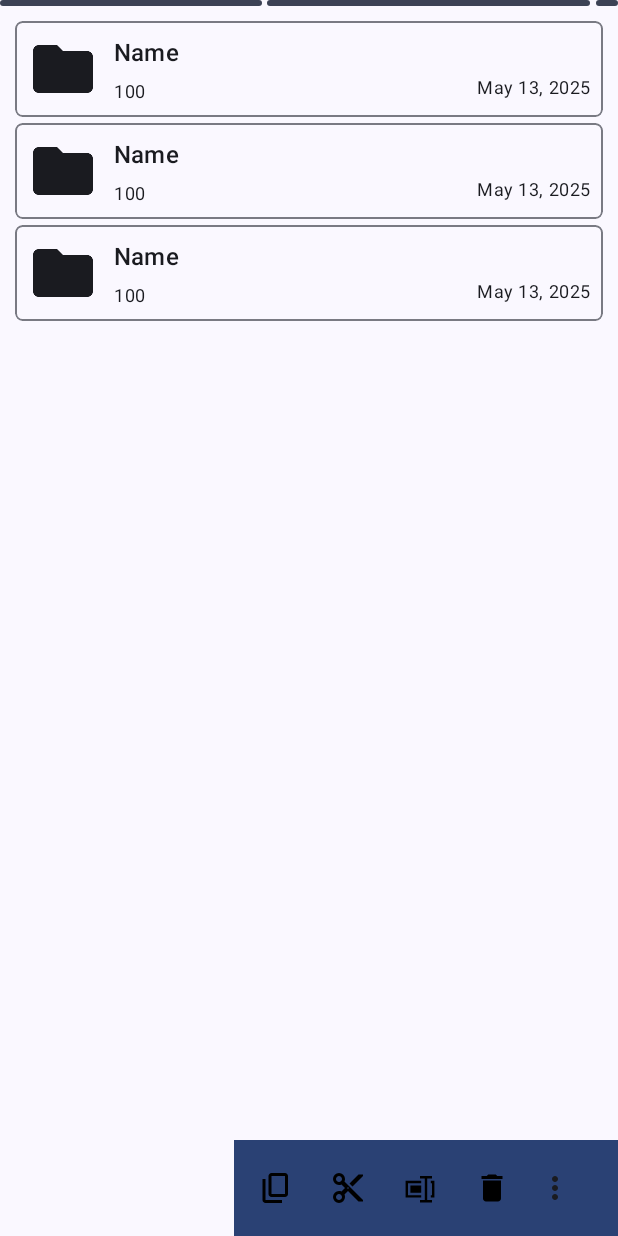
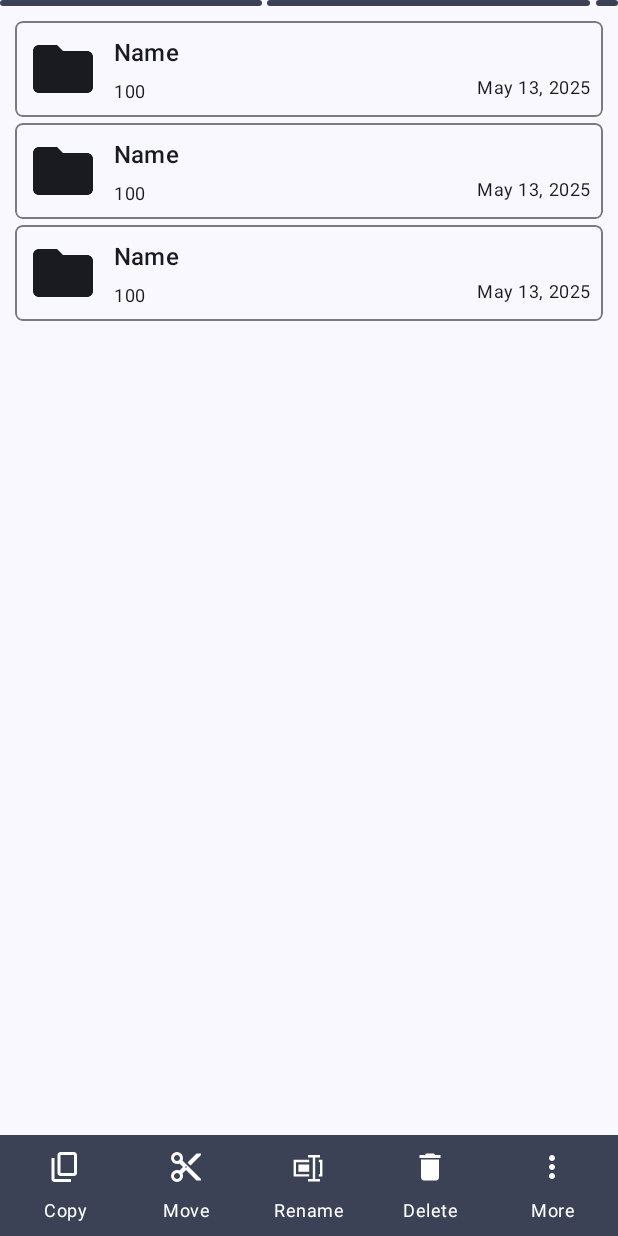
Before and after one commit to abusaeed-shuvo/material-file-manager, an Android app: the layout fragment_file_list.xml on its own in the app's theme, with its tools: preview values and no code run, on a phone screen of 412 x 824 dp. Run offline under Robolectric (Android 15) with nearby library versions, the phone set to English and light mode, and no system bars.

```diff
--- a/app/build.gradle.kts
+++ b/app/build.gradle.kts
@@ -63,7 +63,8 @@ dependencies {
 	testImplementation(libs.junit)
 	androidTestImplementation(libs.androidx.junit)
 	androidTestImplementation(libs.androidx.espresso.core)
-
+	implementation(libs.shizuku.api)
+	implementation(libs.shizuku.provider)
 	implementation(libs.glide)
 
 }
--- a/app/src/main/java/com/example/materialfilemanager/MyApp.kt
+++ b/app/src/main/java/com/example/materialfilemanager/MyApp.kt
@@ -9,6 +9,7 @@ import java.io.File
 import java.time.Instant
 import java.time.ZoneId
 import java.time.format.DateTimeFormatter
+
 
 class MyApp : Application() {
 	override fun onCreate() {
--- a/app/src/main/res/drawable/ic_launcher_background.xml
+++ b/app/src/main/res/drawable/ic_launcher_background.xml
@@ -5,7 +5,7 @@
     android:viewportHeight="108"
     android:viewportWidth="108"
     xmlns:android="http://schemas.android.com/apk/res/android">
-    <path android:fillColor="?attr/colorPrimary"
+    <path android:fillColor="?attr/colorControlNormal"
           android:pathData="M0,0h108v108h-108z"/>
 
 </vector>
--- /dev/null
+++ b/app/src/main/res/drawable/ic_more_vert.xml
@@ -0,0 +1,5 @@
+<vector xmlns:android="http://schemas.android.com/apk/res/android" android:autoMirrored="true" android:height="24dp" android:tint="#000000" android:viewportHeight="960" android:viewportWidth="960" android:width="24dp">
+
+    <path android:fillColor="@android:color/white" android:pathData="M480,800Q447,800 423.5,776.5Q400,753 400,720Q400,687 423.5,663.5Q447,640 480,640Q513,640 536.5,663.5Q560,687 560,720Q560,753 536.5,776.5Q513,800 480,800ZM480,560Q447,560 423.5,536.5Q400,513 400,480Q400,447 423.5,423.5Q447,400 480,400Q513,400 536.5,423.5Q560,447 560,480Q560,513 536.5,536.5Q513,560 480,560ZM480,320Q447,320 423.5,296.5Q400,273 400,240Q400,207 423.5,183.5Q447,160 480,160Q513,160 536.5,183.5Q560,207 560,240Q560,273 536.5,296.5Q513,320 480,320Z"/>
+
+</vector>
--- a/app/src/main/res/layout/activity_main.xml
+++ b/app/src/main/res/layout/activity_main.xml
@@ -19,8 +19,9 @@
 			android:id = "@+id/top_app_bar"
 			android:layout_width = "match_parent"
 			android:layout_height = "wrap_content"
+			android:fitsSystemWindows = "true"
+
 			android:background = "?attr/colorPrimary"
-			android:fitsSystemWindows = "true"
 			app:liftOnScroll = "true"
 			app:liftOnScrollTargetViewId = "@id/fragmentContainerView">
 
@@ -31,7 +32,6 @@
 				android:layout_height = "?attr/actionBarSize"
 				android:elevation = "10dp"
 				android:fitsSystemWindows = "true"
-
 				app:title = "Files Manager"
 				app:titleCentered = "true"
 				app:titleTextColor = "?attr/colorOnPrimarySurface" />
--- a/app/src/main/res/layout/fragment_file_list.xml
+++ b/app/src/main/res/layout/fragment_file_list.xml
@@ -1,5 +1,5 @@
 <?xml version="1.0" encoding="utf-8"?>
-<androidx.coordinatorlayout.widget.CoordinatorLayout xmlns:android = "http://schemas.android.com/apk/res/android"
+<androidx.constraintlayout.widget.ConstraintLayout xmlns:android = "http://schemas.android.com/apk/res/android"
 	xmlns:app = "http://schemas.android.com/apk/res-auto"
 	xmlns:tools = "http://schemas.android.com/tools"
 	android:layout_width = "match_parent"
@@ -8,20 +8,18 @@
 
 	tools:context = ".view.ui.filelist.FileListFragment">
 
-	<LinearLayout
-		android:id = "@+id/rcv_container"
-		android:layout_width = "match_parent"
-		android:layout_height = "match_parent"
-		android:orientation = "vertical">
 
 	<com.google.android.material.progressindicator.LinearProgressIndicator
 		android:id = "@+id/loading_indicator"
-			android:layout_width = "wrap_content"
+		android:layout_width = "match_parent"
 		android:layout_height = "wrap_content"
 		android:layout_gravity = "center"
 		android:indeterminate = "true"
 		android:visibility = "visible"
 		app:indicatorColor = "?attr/colorSecondary"
+		app:layout_constraintEnd_toEndOf = "parent"
+		app:layout_constraintStart_toStartOf = "parent"
+		app:layout_constraintTop_toTopOf = "parent"
 		app:trackColor = "?attr/colorSecondary"
 		app:trackThickness = "4dp" />
 
@@ -30,28 +28,110 @@
 		android:id = "@+id/recyclerview_view_files"
 		android:layout_width = "match_parent"
 		android:layout_height = "0dp"
-			android:layout_weight = "1"
-			android:clipToPadding = "false"
+
 		android:padding = "8dp"
-
 		android:scrollbars = "vertical"
 		app:layoutManager = "androidx.recyclerview.widget.LinearLayoutManager"
+		app:layout_constraintBottom_toTopOf = "@id/bottom_app_bar"
+		app:layout_constraintEnd_toEndOf = "parent"
+		app:layout_constraintStart_toStartOf = "parent"
+		app:layout_constraintTop_toBottomOf = "@id/loading_indicator"
 		tools:listitem = "@layout/item_file" />
+
+	<LinearLayout
+		android:id = "@+id/bottom_app_bar"
+		android:layout_width = "match_parent"
+		android:layout_height = "wrap_content"
+		android:background = "?attr/colorSecondary"
+		android:gravity = "center"
+		android:orientation = "horizontal"
+		android:padding = "3dp"
+		android:visibility = "visible"
+		app:layout_constraintBottom_toBottomOf = "parent"
+		app:layout_constraintEnd_toEndOf = "parent"
+		app:layout_constraintStart_toStartOf = "parent"
+		app:layout_constraintTop_toBottomOf = "@id/recyclerview_view_files">
+
+
+		<com.google.android.material.button.MaterialButton
+			android:layout_width = "0dp"
+			android:layout_height = "wrap_content"
+			android:layout_weight = "1"
+			android:backgroundTint = "?attr/colorSecondary"
+			android:drawableTop = "@drawable/ic_copy"
+			android:drawableTint = "?attr/colorOnSecondary"
+			android:padding = "2dp"
+			android:id = "@+id/context_btn_copy"
+			android:text = "Copy"
+			android:textAppearance = "@style/TextAppearance.Material3.BodySmall"
+			android:textColor = "?attr/colorOnSecondary"
+			app:cornerRadius = "1dp" />
+
+		<com.google.android.material.button.MaterialButton
+			android:layout_width = "0dp"
+			android:layout_height = "wrap_content"
+			android:layout_weight = "1"
+			android:backgroundTint = "?attr/colorSecondary"
+			android:drawableTop = "@drawable/ic_cut"
+			android:drawableTint = "?attr/colorOnSecondary"
+			android:padding = "2dp"
+			android:id = "@+id/context_btn_cut"
+
+			android:text = "Move"
+			android:textAppearance = "@style/TextAppearance.Material3.BodySmall"
+			android:textColor = "?attr/colorOnSecondary"
+			app:cornerRadius = "1dp" />
+
+		<com.google.android.material.button.MaterialButton
+			android:layout_width = "0dp"
+			android:layout_height = "wrap_content"
+			android:layout_weight = "1"
+			android:backgroundTint = "?attr/colorSecondary"
+			android:drawableTop = "@drawable/ic_rename"
+			android:drawableTint = "?attr/colorOnSecondary"
+			android:padding = "2dp"
+			android:id = "@+id/context_btn_rename"
+
+			android:text = "Rename"
+			android:textAppearance = "@style/TextAppearance.Material3.BodySmall"
+			android:textColor = "?attr/colorOnSecondary"
+			app:cornerRadius = "1dp"
+			app:tint = "?attr/colorOnSurface" />
+
+		<com.google.android.material.button.MaterialButton
+			android:layout_width = "0dp"
+			android:layout_height = "wrap_content"
+			android:layout_weight = "1"
+			android:backgroundTint = "?attr/colorSecondary"
+			android:drawableTop = "@drawable/ic_delete"
+			android:drawableTint = "?attr/colorOnSecondary"
+			android:padding = "2dp"
+			android:id = "@+id/context_btn_delete"
+
+			android:text = "Delete"
+			android:textAppearance = "@style/TextAppearance.Material3.BodySmall"
+			android:textColor = "?attr/colorOnSecondary"
+			app:cornerRadius = "1dp" />
+
+		<com.google.android.material.button.MaterialButton
+			android:layout_width = "0dp"
+			android:layout_height = "wrap_content"
+			android:layout_weight = "1"
+			android:backgroundTint = "?attr/colorSecondary"
+			android:drawableTop = "@drawable/ic_more_vert"
+			android:drawableTint = "?attr/colorOnSecondary"
+			android:padding = "2dp"
+			android:id = "@+id/context_btn_more"
+
+			android:text = "More"
+			android:textAppearance = "@style/TextAppearance.Material3.BodySmall"
+			android:textColor = "?attr/colorOnSecondary"
+			app:cornerRadius = "1dp"
+
+			/>
+
+
 	</LinearLayout>
 
-	<com.google.android.material.bottomappbar.BottomAppBar
-		android:id = "@+id/bottom_app_bar"
-		android:layout_width = "wrap_content"
-		android:layout_height = "?attr/actionBarSize"
 
-		android:layout_gravity = "bottom|end"
-		android:backgroundTint = "?attr/colorPrimary"
-		android:visibility = "visible"
-
-
-		app:layout_behavior = "com.google.android.material.bottomappbar.BottomAppBar$Behavior"
-		app:menu = "@menu/menu_bottom_actions"
-		app:navigationIconTint = "?attr/colorOnPrimary" />
-
-
-</androidx.coordinatorlayout.widget.CoordinatorLayout>
+</androidx.constraintlayout.widget.ConstraintLayout>
--- a/app/src/main/res/menu/drawer_menu.xml
+++ b/app/src/main/res/menu/drawer_menu.xml
@@ -5,10 +5,6 @@
 		android:icon = "@drawable/ic_home"
 		android:title = "Home" />
 
-	<item
-		android:id = "@+id/fileListFragment"
-		android:icon = "@drawable/ic_internal"
-		android:title = "Internal Storage" />
 
 	<item
 		android:id = "@+id/settingsFragment"
--- a/app/src/main/res/values-night/themes.xml
+++ b/app/src/main/res/values-night/themes.xml
@@ -6,6 +6,7 @@
 		<item name = "windowActionModeOverlay">true</item>
 		<item name = "actionModeCloseDrawable">@drawable/ic_close</item>
 		<item name = "android:statusBarColor">@android:color/transparent</item>
+		<item name = "android:navigationBarColor">@android:color/transparent</item>
 
 		<item name = "actionBarTheme">@style/ThemeOverlay.AppCompat.DayNight.ActionBar</item>
 	</style>
--- a/app/src/main/res/values/themes.xml
+++ b/app/src/main/res/values/themes.xml
@@ -6,7 +6,9 @@
 		<item name = "windowActionModeOverlay">true</item>
 		<item name = "actionModeCloseDrawable">@drawable/ic_close</item>
 		<item name = "android:statusBarColor">@android:color/transparent</item>
+		<item name = "android:navigationBarColor">@android:color/transparent</item>
 		<item name = "actionBarTheme">@style/ThemeOverlay.AppCompat.DayNight.ActionBar</item>
+
 	</style>
 
 	<style name = "Theme.MaterialFileManager" parent = "Base.Theme.MaterialFileManager" />
--- a/gradle/libs.versions.toml
+++ b/gradle/libs.versions.toml
@@ -1,5 +1,6 @@
 [versions]
 agp = "8.11.0"
+shizukuApi = "13.1.5"
 glide = "4.16.0"
 kotlin = "2.2.0"
 coreKtx = "1.16.0"
@@ -38,6 +39,9 @@ androidx-preference = { group = "androidx.preference", name = "preference", vers
 androidx-documentfile = { group = "androidx.documentfile", name = "documentfile", version.ref = "documentfile" }
 androidx-media3-ui = { group = "androidx.media3", name = "media3-ui", version.ref = "media3Ui" }
 androidx-media3-exoplayer = { group = "androidx.media3", name = "media3-exoplayer", version.ref = "media3Exoplayer" }
+shizuku-api = { group = "dev.rikka.shizuku", name = "api", version.ref = "shizukuApi" }
+shizuku-provider = { group = "dev.rikka.shizuku", name = "provider", version.ref = "shizukuApi" }
+
 
 [plugins]
 android-application = { id = "com.android.application", version.ref = "agp" }
```
Also changed, not shown: app/src/main/AndroidManifest.xml (+9 -0 lines), app/src/main/java/com/example/materialfilemanager/MainActivity.kt (+57 -18 lines), app/src/main/java/com/example/materialfilemanager/model/data/ShellFileItem.kt (added, +9 -0 lines), app/src/main/java/com/example/materialfilemanager/view/ui/filelist/FileListFragment.kt (+47 -6 lines), app/src/main/java/com/example/materialfilemanager/viewmodel/FileViewModel.kt (+198 -4 lines), app/src/main/res/mipmap-anydpi-v26/ic_launcher.xml (+4 -3 lines), app/src/main/res/mipmap-anydpi-v26/ic_launcher_round.xml (+5 -3 lines), settings.gradle.kts (+2 -7 lines). Lines whose indentation alone changed are shown as unchanged.
